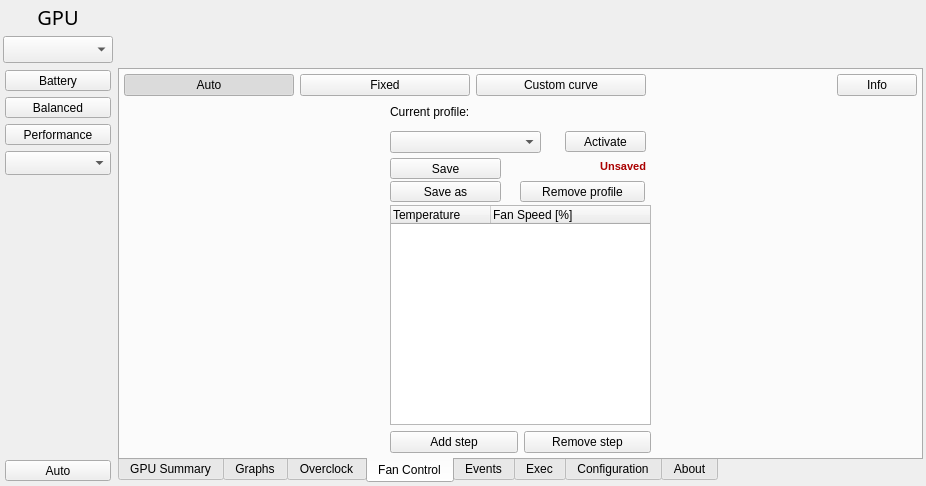
This is radeon-profile/radeon_profile.ui in marazmista/radeon-profile as Qt 5 draws it before an edit. The edited form follows.
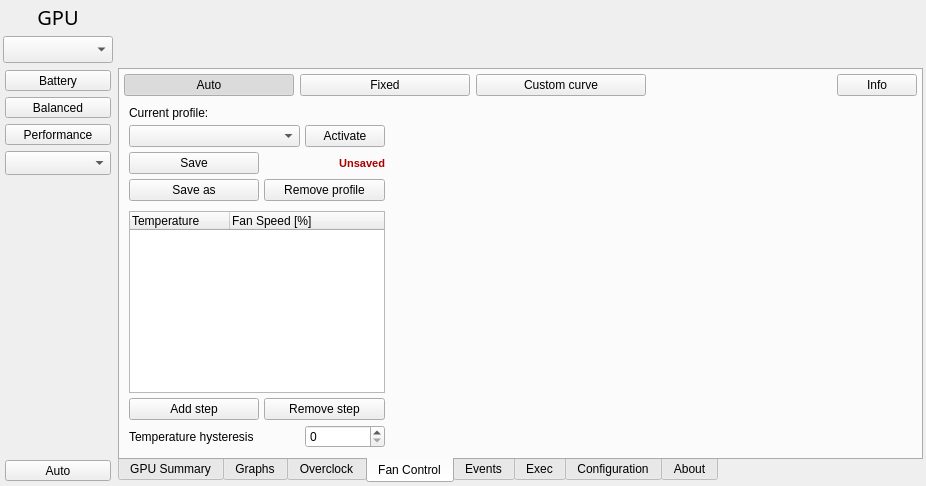
This is the edited form. The open tabs and pages were chosen to show the change. Icons and pictures are not drawn.

Commit message: refactor, typedefs and class capital letter, simplified fan curve profile layout

What changed in the file:
```diff
--- a/radeon-profile/radeon_profile.ui
+++ b/radeon-profile/radeon_profile.ui
@@ -1607,146 +1607,31 @@
            <zorder>labelFixedSpeed</zorder>
           </widget>
           <widget class="QWidget" name="page_profile">
-           <layout class="QGridLayout" name="gridLayout_13">
+           <layout class="QGridLayout" name="gridLayout_3" columnstretch="0,0,0,0,1">
             <property name="leftMargin">
-             <number>0</number>
+             <number>5</number>
             </property>
             <property name="topMargin">
-             <number>0</number>
+             <number>5</number>
             </property>
             <property name="rightMargin">
-             <number>0</number>
+             <number>5</number>
             </property>
             <property name="bottomMargin">
-             <number>0</number>
+             <number>5</number>
             </property>
-            <property name="horizontalSpacing">
-             <number>8</number>
-            </property>
-            <property name="verticalSpacing">
-             <number>3</number>
+            <property name="spacing">
+             <number>5</number>
             </property>
             <item row="0" column="0">
-             <widget class="QWidget" name="widget_3" native="true">
-              <property name="minimumSize">
-               <size>
-                <width>241</width>
-                <height>101</height>
-               </size>
-              </property>
-              <property name="maximumSize">
-               <size>
-                <width>261</width>
-                <height>101</height>
-               </size>
-              </property>
-              <widget class="QComboBox" name="combo_fanProfiles">
-               <property name="geometry">
-                <rect>
-                 <x>0</x>
-                 <y>30</y>
-                 <width>151</width>
-                 <height>22</height>
-                </rect>
-               </property>
-              </widget>
-              <widget class="QPushButton" name="btn_activateFanProfile">
-               <property name="geometry">
-                <rect>
-                 <x>175</x>
-                 <y>30</y>
-                 <width>81</width>
-                 <height>21</height>
-                </rect>
-               </property>
-               <property name="text">
-                <string>Activate</string>
-               </property>
-              </widget>
               <widget class="QLabel" name="label_14">
-               <property name="geometry">
-                <rect>
-                 <x>0</x>
-                 <y>0</y>
-                 <width>91</width>
-                 <height>21</height>
-                </rect>
-               </property>
                <property name="text">
                 <string>Current profile:</string>
                </property>
               </widget>
-              <widget class="QLabel" name="l_currentFanProfile">
-               <property name="geometry">
-                <rect>
-                 <x>80</x>
-                 <y>0</y>
-                 <width>181</width>
-                 <height>21</height>
-                </rect>
-               </property>
-               <property name="font">
-                <font>
-                 <weight>75</weight>
-                 <bold>true</bold>
-                 <underline>false</underline>
-                </font>
-               </property>
-               <property name="text">
-                <string/>
-               </property>
-               <property name="alignment">
-                <set>Qt::AlignCenter</set>
-               </property>
-              </widget>
-              <widget class="QPushButton" name="btn_saveFanProfile">
-               <property name="geometry">
-                <rect>
-                 <x>0</x>
-                 <y>57</y>
-                 <width>111</width>
-                 <height>21</height>
-                </rect>
-               </property>
-               <property name="text">
-                <string>Save</string>
-               </property>
-              </widget>
-              <widget class="QPushButton" name="btn_saveAsFanProfile">
-               <property name="geometry">
-                <rect>
-                 <x>0</x>
-                 <y>80</y>
-                 <width>111</width>
-                 <height>21</height>
-                </rect>
-               </property>
-               <property name="text">
-                <string>Save as</string>
-               </property>
-              </widget>
-              <widget class="QPushButton" name="btn_removeFanProfile">
-               <property name="geometry">
-                <rect>
-                 <x>130</x>
-                 <y>80</y>
-                 <width>125</width>
-                 <height>21</height>
-                </rect>
-               </property>
-               <property name="text">
-                <string>Remove profile</string>
-               </property>
-              </widget>
+            </item>
+            <item row="2" column="2" colspan="2">
               <widget class="QLabel" name="l_fanProfileUnsavedIndicator">
-               <property name="geometry">
-                <rect>
-                 <x>145</x>
-                 <y>50</y>
-                 <width>111</width>
-                 <height>31</height>
-                </rect>
-               </property>
                <property name="palette">
                 <palette>
                  <active>
@@ -1798,30 +1683,18 @@
                 <set>Qt::AlignRight|Qt::AlignTrailing|Qt::AlignVCenter</set>
                </property>
               </widget>
-             </widget>
             </item>
-            <item row="1" column="0">
-             <layout class="QGridLayout" name="gridLayout_3">
-              <item row="1" column="0">
-               <widget class="QPushButton" name="btn_addFanStep">
-                <property name="sizePolicy">
-                 <sizepolicy hsizetype="Minimum" vsizetype="Preferred">
-                  <horstretch>0</horstretch>
-                  <verstretch>0</verstretch>
-                 </sizepolicy>
-                </property>
-                <property name="minimumSize">
-                 <size>
-                  <width>101</width>
-                  <height>21</height>
-                 </size>
-                </property>
+            <item row="3" column="1" colspan="3">
+             <widget class="QPushButton" name="btn_removeFanProfile">
                 <property name="text">
-                 <string>Add step</string>
+               <string>Remove profile</string>
                 </property>
                </widget>
               </item>
-              <item row="1" column="1">
+            <item row="1" column="0" colspan="3">
+             <widget class="QComboBox" name="combo_fanProfiles"/>
+            </item>
+            <item row="6" column="1" colspan="3">
                <widget class="QPushButton" name="btn_removeFanStep">
                 <property name="sizePolicy">
                  <sizepolicy hsizetype="Minimum" vsizetype="Preferred">
@@ -1829,18 +1702,55 @@
                   <verstretch>0</verstretch>
                  </sizepolicy>
                 </property>
-                <property name="minimumSize">
-                 <size>
-                  <width>101</width>
-                  <height>21</height>
-                 </size>
-                </property>
                 <property name="text">
                  <string>Remove step</string>
                 </property>
                </widget>
               </item>
-              <item row="0" column="0" colspan="2">
+            <item row="3" column="0">
+             <widget class="QPushButton" name="btn_saveAsFanProfile">
+              <property name="minimumSize">
+               <size>
+                <width>130</width>
+                <height>0</height>
+               </size>
+              </property>
+              <property name="text">
+               <string>Save as</string>
+              </property>
+             </widget>
+            </item>
+            <item row="1" column="3">
+             <widget class="QPushButton" name="btn_activateFanProfile">
+              <property name="text">
+               <string>Activate</string>
+              </property>
+             </widget>
+            </item>
+            <item row="0" column="1" colspan="3">
+             <widget class="QLabel" name="l_currentFanProfile">
+              <property name="sizePolicy">
+               <sizepolicy hsizetype="Expanding" vsizetype="Preferred">
+                <horstretch>0</horstretch>
+                <verstretch>0</verstretch>
+               </sizepolicy>
+              </property>
+              <property name="font">
+               <font>
+                <weight>75</weight>
+                <bold>true</bold>
+                <underline>false</underline>
+               </font>
+              </property>
+              <property name="text">
+               <string/>
+              </property>
+              <property name="alignment">
+               <set>Qt::AlignCenter</set>
+              </property>
+             </widget>
+            </item>
+            <item row="5" column="0" colspan="4">
                <widget class="QTreeWidget" name="list_fanSteps">
                 <property name="indentation">
                  <number>2</number>
@@ -1857,11 +1767,43 @@
                 </column>
                </widget>
               </item>
-             </layout>
+            <item row="2" column="0">
+             <widget class="QPushButton" name="btn_saveFanProfile">
+              <property name="text">
+               <string>Save</string>
+              </property>
+             </widget>
             </item>
-            <item row="0" column="1" rowspan="2">
+            <item row="6" column="0">
+             <widget class="QPushButton" name="btn_addFanStep">
+              <property name="sizePolicy">
+               <sizepolicy hsizetype="Minimum" vsizetype="Preferred">
+                <horstretch>0</horstretch>
+                <verstretch>0</verstretch>
+               </sizepolicy>
+              </property>
+              <property name="text">
+               <string>Add step</string>
+              </property>
+             </widget>
+            </item>
+            <item row="7" column="3">
+             <widget class="QSpinBox" name="spin_hysteresis">
+              <property name="maximum">
+               <number>5</number>
+              </property>
+             </widget>
+            </item>
+            <item row="0" column="4" rowspan="8">
              <layout class="QVBoxLayout" name="verticalLayout_22"/>
             </item>
+            <item row="7" column="0" colspan="3">
+             <widget class="QLabel" name="label_6">
+              <property name="text">
+               <string>Temperature hysteresis</string>
+              </property>
+             </widget>
+            </item>
            </layout>
           </widget>
          </widget>
```
Left out of the diff: 31 changed lines with no effect on the pictures. Lines whose indentation alone changed are shown as unchanged. The commit also changes 11 other files.
